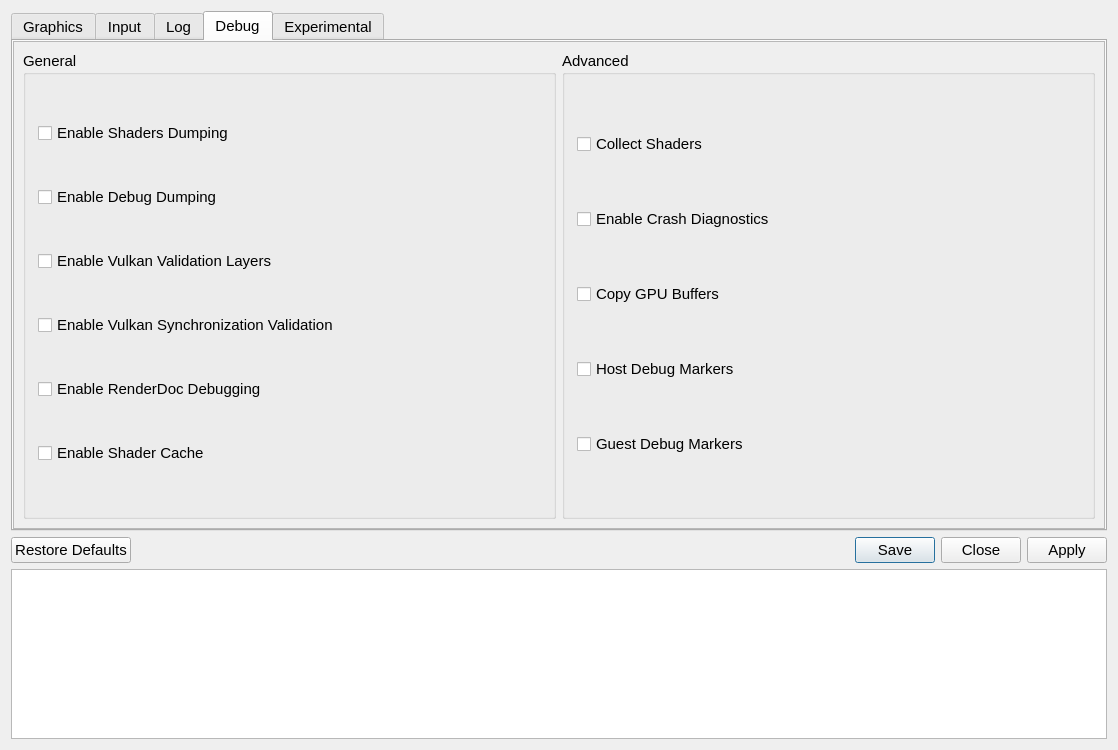
First picture: the form in src/qt_gui/game_specific_dialog.ui, repository diegolix29/shadPS4, before the edit.
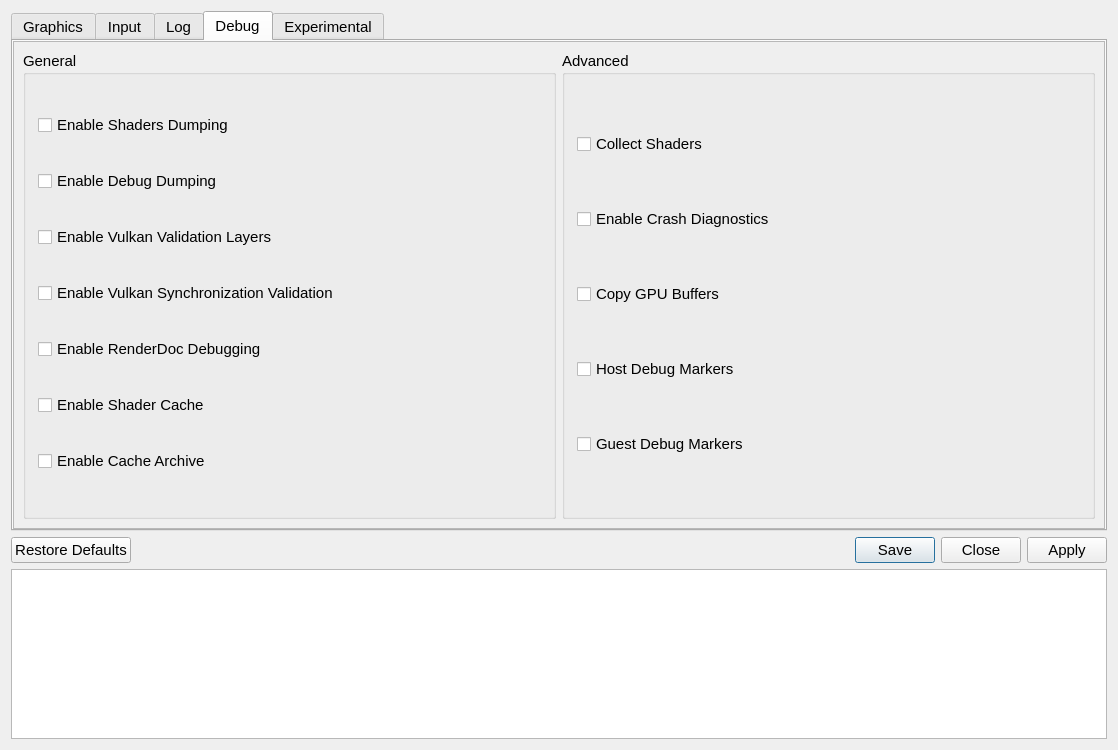
Second picture: the form after the edit. The open tabs and pages were chosen to show the change. Icons and pictures are not drawn.

Commit message: Adding Shader Cache Archive checkbox for per game and global

Diff of the .ui file:
```diff
--- a/src/qt_gui/game_specific_dialog.ui
+++ b/src/qt_gui/game_specific_dialog.ui
@@ -1220,6 +1220,13 @@
         </property>
        </widget>
       </item>
+      <item>
+       <widget class="QCheckBox" name="cacheArchiveCheckBox">
+        <property name="text">
+         <string>Enable Cache Archive</string>
+        </property>
+       </widget>
+      </item>
      </layout>
     </widget>
    </item>
```
The commit also changes 3 other files.
